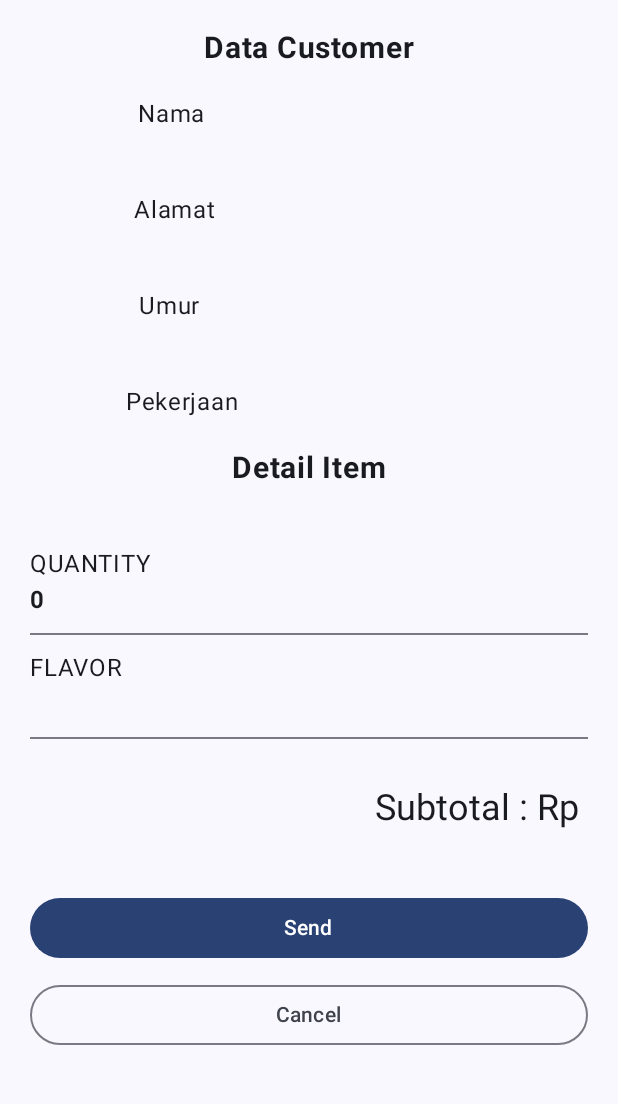
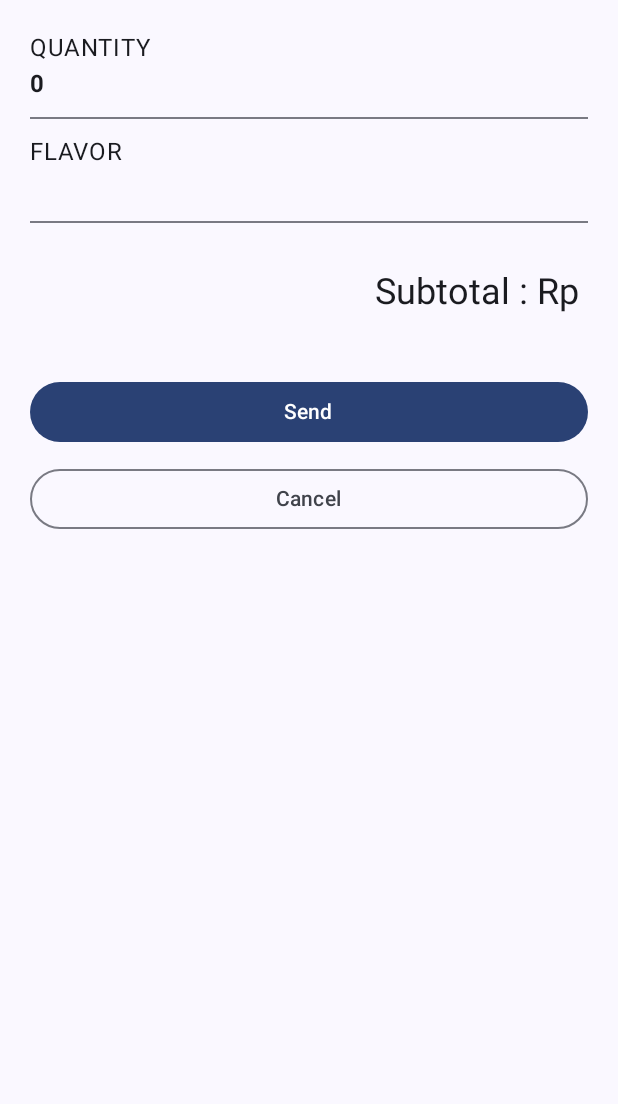
Before and after one commit to Ayash13/008_NavigationWithData, an Android app built with Jetpack Compose: the ThirdPage screen opened through its navigation route, on a phone screen of 412 x 824 dp, the part 96-1200 px from its top. Run offline under Robolectric (Android 15) with nearby library versions, the phone set to English and light mode, and no system bars.

Commit message:
Undo commit

```diff
--- a/app/src/main/java/com/example/cobarouting/data/OrderUIState.kt
+++ b/app/src/main/java/com/example/cobarouting/data/OrderUIState.kt
@@ -4,8 +4,4 @@ data class OrderUIState(
     val jumlah : Int = 0,
     val rasa : String = "",
     val harga : String = "",
-    val nama : String = "",
-    val alamat : String = "",
-    val umur : String = "",
-    val pekerjaan : String = "",
 )
--- a/app/src/main/java/com/example/cobarouting/ui/SecondPage.kt
+++ b/app/src/main/java/com/example/cobarouting/ui/SecondPage.kt
@@ -38,7 +38,6 @@ fun SecondPage(
     onNextButtonClicked: () -> Unit,
     onCancelButtonClicked: () -> Unit,
     modifier: Modifier = Modifier,
-    goToNextPage: (MutableList<String>) -> Unit,
 ) {
     var selectedFlavor by rememberSaveable {
         mutableStateOf("")
--- a/app/src/main/java/com/example/cobarouting/ui/ThirdPage.kt
+++ b/app/src/main/java/com/example/cobarouting/ui/ThirdPage.kt
@@ -17,8 +17,6 @@ import androidx.compose.ui.Modifier
 import androidx.compose.ui.res.dimensionResource
 import androidx.compose.ui.res.stringResource
 import androidx.compose.ui.text.font.FontWeight
-import androidx.compose.ui.unit.dp
-import androidx.compose.ui.unit.sp
 import com.example.cobarouting.R
 import com.example.cobarouting.data.OrderUIState
 import com.example.cobarouting.ui.komponen.PriceTagFormat
@@ -37,45 +35,6 @@ fun ThirdPage(
         modifier = modifier,
         verticalArrangement = Arrangement.SpaceBetween
     ) {
-        Column(
-
-            verticalArrangement = Arrangement.Center,
-            horizontalAlignment = Alignment.CenterHorizontally
-        ) {
-            Text(
-                text = "Data Customer",
-                modifier = Modifier.padding(20.dp),
-                fontSize = 20.sp,
-                fontWeight = FontWeight.Bold
-            )
-            Row (modifier = Modifier.fillMaxWidth(), verticalAlignment = Alignment.CenterVertically, horizontalArrangement = Arrangement.SpaceAround){
-                Text(stringResource(id = R.string.nama))
-                Text(orderUIState.nama)
-            }
-            Spacer(modifier = Modifier.padding(20.dp))
-            Row (modifier = Modifier.fillMaxWidth(), verticalAlignment = Alignment.CenterVertically, horizontalArrangement = Arrangement.SpaceAround){
-                Text(stringResource(id = R.string.alamat))
-                Text(orderUIState.alamat)
-            }
-            Spacer(modifier = Modifier.padding(20.dp))
-            Row (modifier = Modifier.fillMaxWidth(), verticalAlignment = Alignment.CenterVertically, horizontalArrangement = Arrangement.SpaceAround){
-                Text(stringResource(id = R.string.umur))
-                Text(orderUIState.umur)
-            }
-            Spacer(modifier = Modifier.padding(20.dp))
-            Row (modifier = Modifier.fillMaxWidth(), verticalAlignment = Alignment.CenterVertically, horizontalArrangement = Arrangement.SpaceAround){
-                Text(stringResource(id = R.string.pekerjaan))
-                Text(orderUIState.pekerjaan)
-            }
-            Text(
-                text = "Detail Item",
-                modifier = Modifier.padding(20.dp),
-                fontSize = 20.sp,
-                fontWeight = FontWeight.Bold
-            )
-
-        }
-
         Column(
             modifier = Modifier.padding(dimensionResource(R.dimen.padding_medium)),
             verticalArrangement = Arrangement.spacedBy(
--- a/app/src/main/res/values/strings.xml
+++ b/app/src/main/res/values/strings.xml
@@ -15,8 +15,5 @@
     <string name="flavor">Flavor</string>
     <string name="subtotal">Subtotal : Rp %s</string>
     <string name="total_price">Total : Rp %s</string>
-    <string name="nama">Nama</string>
-    <string name="alamat">Alamat</string>
-    <string name="umur">Umur</string>
-    <string name="pekerjaan">Pekerjaan</string>
+
 </resources>
```
Also changed, not shown: app/src/main/java/com/example/cobarouting/ui/FirstPage.kt (deleted, +0 -103 lines), app/src/main/java/com/example/cobarouting/ui/OrderViewModel.kt (+0 -8 lines), app/src/main/java/com/example/cobarouting/ui/PageManager.kt (+0 -11 lines).
